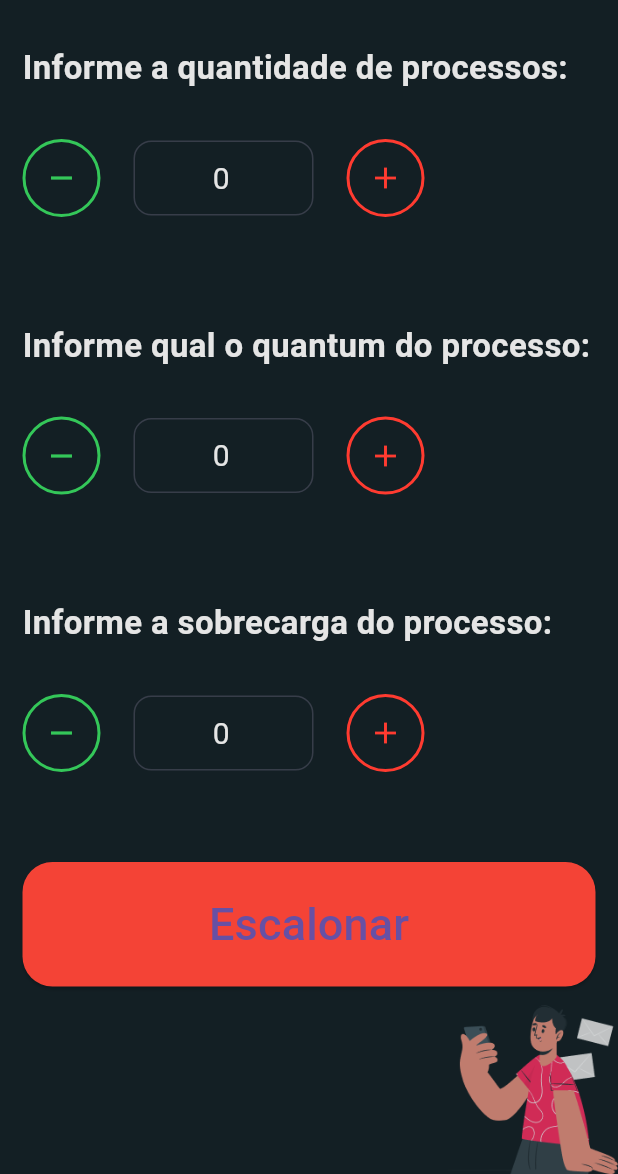
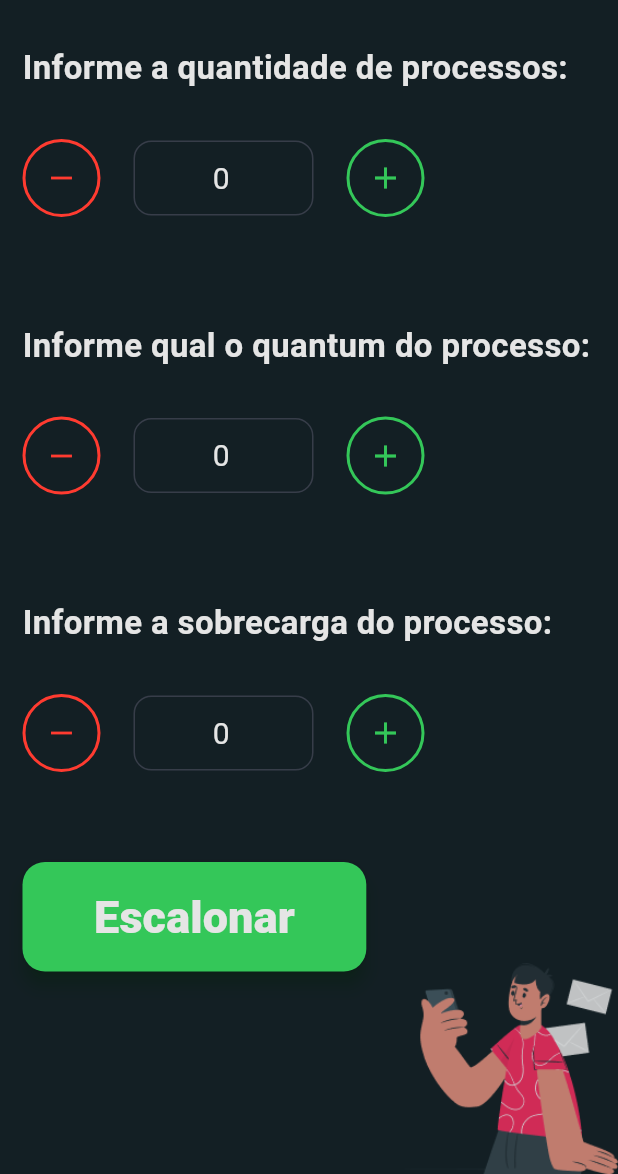
Before and after one commit to LinconjBrito/adelinterface, a Flutter app: the screen it shows after launch, after a tap on "Escalonar", on a phone screen of 412 x 824 dp, the part 62-1236 px from its top. Run offline on Flutter 3.47's test engine with Material 3 defaults, Android fonts, the phone set to English and light mode, and no system bars; our stand-ins replace google_fonts; Roboto replaces fonts that are missing (Asap).

Commit message:
Botão adicionado

```diff
--- a/lib/main.dart
+++ b/lib/main.dart
@@ -5,7 +5,7 @@ import 'package:google_fonts/google_fonts.dart';
 final Color fundo = Color(0xFF131F24);
 
 void main() {
-  runApp(MeuEscalonador());
+  runApp(const MeuEscalonador());
 }
 
 class MeuEscalonador extends StatelessWidget {
@@ -81,27 +81,31 @@ class MeuEscalonador extends StatelessWidget {
 
                   const SizedBox(height: 60.0),
 
-                  ElevatedButton(
+                  Align(
+                    alignment: Alignment.centerLeft, // Alinha o botão à esquerda
+                    child: FractionallySizedBox(
+                      widthFactor: 0.6,
+                      child: ElevatedButton(
                         onPressed: () {
                           // Ação a ser executada quando o botão é pressionado
                           print('Botão pressionado!');
                         },
                         style: ElevatedButton.styleFrom(
-                      backgroundColor: Colors.red, // Cor de fundo do botão
-                      padding: EdgeInsets.symmetric(horizontal: 20.0, vertical: 20.0), // Padding interno
+                          backgroundColor: Color(0xff34C759), // Cor de fundo do botão
+                          padding: EdgeInsets.symmetric(horizontal: 20.0, vertical: 15.0), // Padding interno
                           shape: RoundedRectangleBorder(
-                        borderRadius: BorderRadius.circular(20.0), // Bordas arredondadas
+                            borderRadius: BorderRadius.circular(15.0), // Bordas arredondadas
                           ),
+                          elevation: 5.0, // Sombreamento do botão
+                          shadowColor: const Color.fromARGB(255, 0, 80, 11), // Cor da sombra
                         ),
                         child: Text(
                           'Escalonar',
-                      style: TextStyle(fontSize: 30.0), // Tamanho do texto
+                          style: GoogleFonts.asap(fontSize: 30.0, color: Color(0xFFE5E5E5), fontWeight: FontWeight.w800), // Tamanho do texto
+                        ),
+                      ),
                     ),
                   )
-
-
-
-
 
                 ],
               ),
@@ -110,7 +114,7 @@ class MeuEscalonador extends StatelessWidget {
               bottom: 0,
               right: 0,
               child: Container(
-                child: Image.asset("assets/images/ilustracaop1.png", width: 120),
+                child: Image.asset("assets/images/ilustracaop1.png", width: 150),
               ),
             ),
           ],
--- a/lib/widgets/inputs.dart
+++ b/lib/widgets/inputs.dart
@@ -30,11 +30,11 @@ class _NumberInputWidgetState extends State<NumberInputWidget> {
       children: [
         Container(
           decoration: BoxDecoration(
-            border: Border.all(color: Color(0xFF34C759), width: 2.0 ),
+            border: Border.all(color: Color(0xFFFF3B30), width: 2.0 ),
             borderRadius: BorderRadius.circular(50.0)
           ),
           child: IconButton(
-            color: Color(0xFF34C759),
+            color: Color(0xFFFF3B30),
           icon: Icon(Icons.remove,),
           onPressed: () {
             setState(() {
@@ -77,11 +77,11 @@ class _NumberInputWidgetState extends State<NumberInputWidget> {
         SizedBox(width: 22.0,),
         Container(
           decoration: BoxDecoration(
-            border: Border.all(color: Color(0xFFFF3B30), width: 2.0 ),
+            border: Border.all(color: Color(0xFF34C759), width: 2.0 ),
             borderRadius: BorderRadius.circular(50.0)
           ),
           child: IconButton(
-            color: Color(0xFFFF3B30),
+            color: Color(0xFF34C759),
             icon: const  Icon(Icons.add),
             onPressed: () {
               setState(() {
```
Lines whose indentation alone changed are shown as unchanged.
